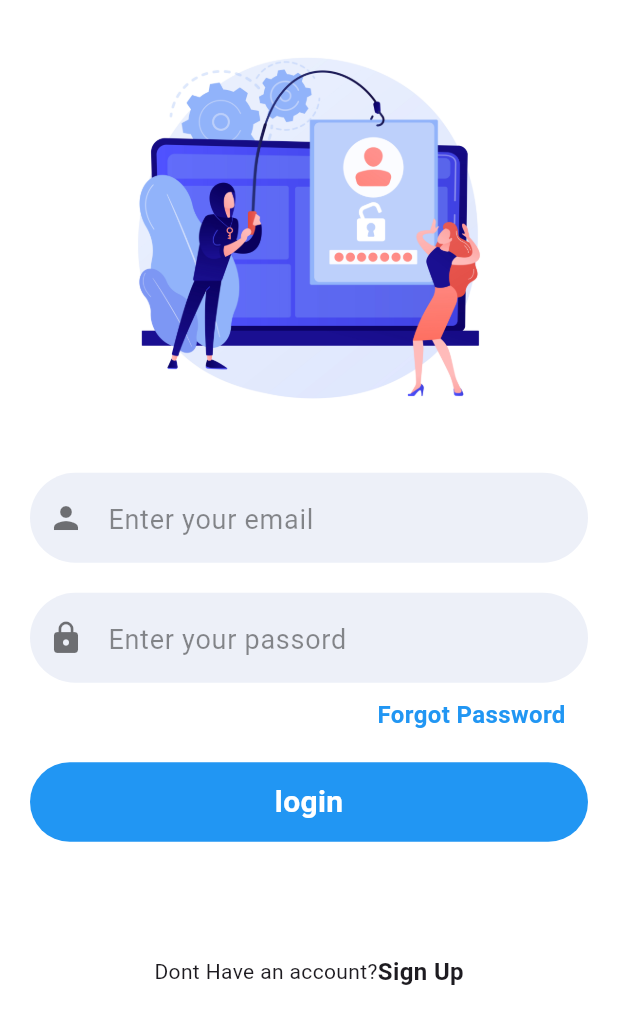
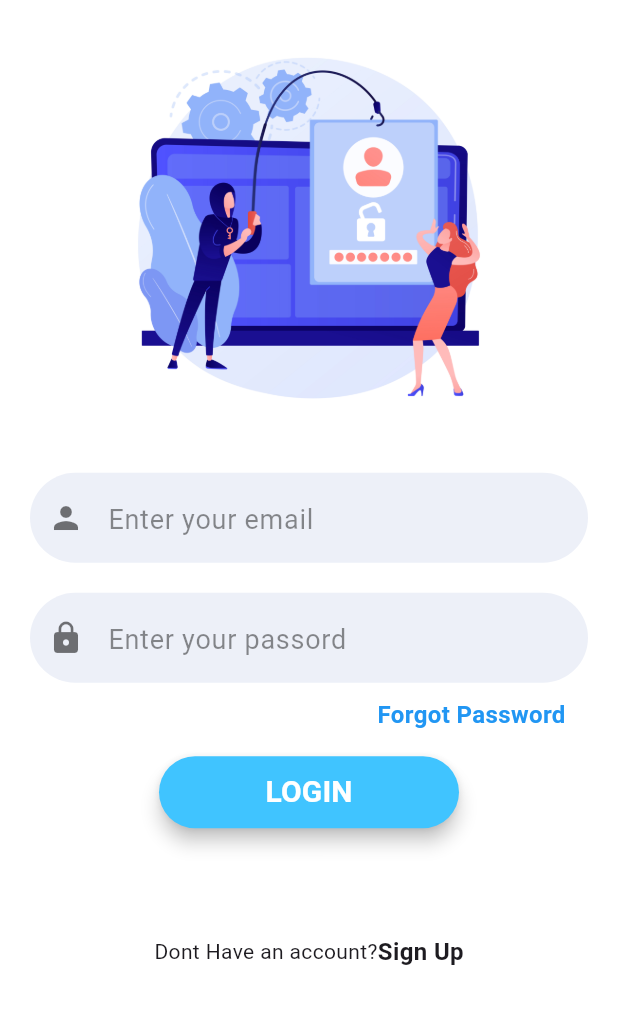
Before and after one commit to Hirooo17/go_parent, a Flutter app: the screen it shows after launch, after a tap on "LOGOUT", on a phone screen of 412 x 824 dp. Shown: the top 1024 px of the screen. Run offline on Flutter 3.47's test engine with Material 3 defaults, Android fonts, the light colour scheme and no system bars; our stand-ins replace cloud_firestore, firebase_auth, firebase_core, get; accounts and stored records are empty.

Commit message:
add routing to main/button widget/app icons/refactored file names

```diff
--- a/lib/LoginPage/login.dart
+++ b/lib/LoginPage/login_screen.dart
@@ -1,17 +1,16 @@
 // ignore_for_file: prefer_const_constructors, sort_child_properties_last, duplicate_import
 
 import 'package:flutter/material.dart';
-import 'package:go_parent/LoginPage/signup.dart';
-import 'package:go_parent/Screen/HomeScree.dart';
+import 'package:go_parent/LoginPage/signup_screen.dart';
+import 'package:go_parent/Screen/home_screen.dart';
+import 'package:go_parent/Widgets/RoundedButton.dart';
+import 'package:go_parent/Widgets/snackbar.dart';
 import 'package:go_parent/Widgets/text_field.dart';
-import 'package:go_parent/Widgets/text_field.dart';
-import 'package:go_parent/Widgets/button.dart';
 import 'package:go_parent/authentication/auth.dart';
-import 'package:go_parent/Widgets/snackbar.dart';
-import 'package:go_parent/Widgets/responsive.dart';
 
 class LoginPage extends StatefulWidget {
   const LoginPage({super.key});
+  static String id = 'login_screen';
 
   @override
   State<LoginPage> createState() => _LoginPageState();
@@ -21,7 +20,6 @@ class _LoginPageState extends State<LoginPage> {
   final TextEditingController emailController = TextEditingController();
   final TextEditingController passwordController = TextEditingController();
   bool isLoading = false;
-
 
   @override
   void dispose() {
@@ -89,8 +87,6 @@ class _LoginPageState extends State<LoginPage> {
                 hintText: 'Enter your email',
                 textInputType: TextInputType.text),
 
-
-
             TextFieldInput(
               icon: Icons.lock,
               textEditingController: passwordController,
@@ -104,24 +100,38 @@ class _LoginPageState extends State<LoginPage> {
               padding: const EdgeInsets.symmetric(horizontal: 35),
               child: Align(
                 alignment: Alignment.centerRight,
-                child: Text("Forgot Password", style: TextStyle(fontWeight: FontWeight.bold, fontSize: 16, color: Colors.blue),),),
+                child: Text(
+                  "Forgot Password",
+                  style: TextStyle(
+                      fontWeight: FontWeight.bold,
+                      fontSize: 16,
+                      color: Colors.blue),
+                ),
+              ),
             ),
 
-
             // bypass added for debugging purposes
-            MyButtons(onTap: byPass, text: "login"),
-            SizedBox(height: height/15),
+            RoundedButton(
+                title: "LOGIN",
+                color: Colors.lightBlueAccent,
+                onPressed: byPass),
+            SizedBox(height: height / 15),
             Row(
               mainAxisAlignment: MainAxisAlignment.center,
               children: [
                 Text("Dont Have an account?"),
-              GestureDetector(onTap: (){
-              Navigator.push(context, MaterialPageRoute(builder: (context) => Signup()));
-
-              },child: Text("Sign Up", style: TextStyle(fontWeight: FontWeight.bold, fontSize: 16),),)
+                GestureDetector(
+                  onTap: () {
+                    Navigator.push(context,
+                        MaterialPageRoute(builder: (context) => Signup()));
+                  },
+                  child: Text(
+                    "Sign Up",
+                    style: TextStyle(fontWeight: FontWeight.bold, fontSize: 16),
+                  ),
+                )
               ],
             )
-
 
             //text field
           ],
@@ -129,4 +139,4 @@ class _LoginPageState extends State<LoginPage> {
       )),
     );
   }
-}// login pageu i
+} // login pageu i
--- a/lib/LoginPage/signup.dart
+++ b/lib/LoginPage/signup_screen.dart
@@ -1,14 +1,15 @@
 import 'package:flutter/material.dart';
-import 'package:go_parent/LoginPage/login.dart';
-import 'package:go_parent/Screen/HomeScree.dart';
+import 'package:go_parent/LoginPage/login_screen.dart';
+import 'package:go_parent/Screen/home_screen.dart';
+import 'package:go_parent/Widgets/button.dart';
+import 'package:go_parent/Widgets/responsive.dart';
+import 'package:go_parent/Widgets/snackbar.dart';
 import 'package:go_parent/Widgets/text_field.dart';
-import 'package:go_parent/Widgets/button.dart';
-import 'package:go_parent/Widgets/snackbar.dart';
 import 'package:go_parent/authentication/auth.dart';
-import 'package:go_parent/Widgets/responsive.dart';
 
 class Signup extends StatefulWidget {
   const Signup({super.key});
+  static String id = 'signup_screen';
 
   @override
   State<Signup> createState() => _SignupState();
@@ -83,7 +84,8 @@ class _SignupState extends State<Signup> {
                 SizedBox(
                   width: MediaQuery.of(context).size.width > 600
                       ? MediaQuery.of(context).size.width * 0.4 // Desktop
-                      : MediaQuery.of(context).size.width * 0.9, // 90% of the screen width
+                      : MediaQuery.of(context).size.width *
+                          0.9, // 90% of the screen width
                   height: MediaQuery.of(context).size.height /
                       2.5, // A proportion of screen height
                   child: Image.asset(
--- a/lib/Screen/HomeScree.dart
+++ b/lib/Screen/home_screen.dart
@@ -1,11 +1,11 @@
 import 'package:flutter/material.dart';
 import 'package:get/get.dart';
-import 'package:go_parent/Screen/logout.dart';
+import 'package:go_parent/Screen/profile_screen.dart';
 import 'package:go_parent/Widgets/side_menu.dart';
-import 'package:go_parent/authentication/auth.dart';
 
 class Homescreen extends StatefulWidget {
   const Homescreen({super.key});
+  static String id = 'home_screen';
 
   @override
   State<Homescreen> createState() => _HomescreenState();
--- a/lib/Screen/logout.dart
+++ b/lib/Screen/profile_screen.dart
@@ -1,10 +1,11 @@
 import 'package:flutter/material.dart';
-import 'package:go_parent/LoginPage/login.dart';
+import 'package:go_parent/LoginPage/login_screen.dart';
 import 'package:go_parent/Widgets/button.dart';
 import 'package:go_parent/authentication/auth.dart';
 
 class Logout extends StatefulWidget {
   const Logout({super.key});
+  static String id = 'profile_screen';
 
   @override
   State<Logout> createState() => _LogoutState();
--- /dev/null
+++ b/lib/Widgets/RoundedButton.dart
@@ -0,0 +1,38 @@
+import 'package:flutter/material.dart';
+
+class RoundedButton extends StatelessWidget {
+  const RoundedButton(
+      {super.key,
+      required this.title,
+      required this.color,
+      required this.onPressed});
+
+  final Color color;
+  final String title;
+  final VoidCallback onPressed;
+
+  @override
+  Widget build(BuildContext context) {
+    return Padding(
+      padding: EdgeInsets.symmetric(vertical: 16.0),
+      child: Material(
+        elevation: 5.0,
+        color: color,
+        borderRadius: BorderRadius.circular(30.0),
+        child: MaterialButton(
+          onPressed: onPressed,
+          minWidth: 200.0,
+          height: 42.0,
+          child: Text(
+            title,
+            style: const TextStyle(
+              fontSize: 20,
+              color: Colors.white,
+              fontWeight: FontWeight.bold,
+            ),
+          ),
+        ),
+      ),
+    );
+  }
+}
--- a/lib/Widgets/button.dart
+++ b/lib/Widgets/button.dart
@@ -3,6 +3,7 @@ import 'package:flutter/material.dart';
 class MyButtons extends StatelessWidget {
   final VoidCallback onTap;
   final String text;
+
   const MyButtons({
     super.key,
     required this.onTap,
@@ -21,7 +22,7 @@ class MyButtons extends StatelessWidget {
           decoration: const ShapeDecoration(
               shape: RoundedRectangleBorder(
                 borderRadius: BorderRadius.all(
-                  Radius.circular(30),
+                  Radius.circular(31),
                 ),
               ),
               color: Colors.blue),
--- a/lib/main.dart
+++ b/lib/main.dart
@@ -1,12 +1,16 @@
 // ignore_for_file: unused_import
 
 import 'package:firebase_auth/firebase_auth.dart';
+import 'package:firebase_core/firebase_core.dart';
 import 'package:flutter/material.dart';
-import 'package:go_parent/LoginPage/login.dart';
-import 'package:firebase_core/firebase_core.dart';
-import 'package:go_parent/Screen/HomeScree.dart';
+import 'package:go_parent/LoginPage/login_screen.dart';
+import 'package:go_parent/LoginPage/signup_screen.dart';
+import 'package:go_parent/Screen/home_screen.dart';
+import 'package:go_parent/Screen/profile_screen.dart';
 import 'package:go_parent/Widgets/side_menu.dart';
+
 import 'firebase_options.dart';
+
 void main() async {
   WidgetsFlutterBinding.ensureInitialized();
   await Firebase.initializeApp(
@@ -15,10 +19,8 @@ void main() async {
   runApp(const MyApp());
 }
 
-
 class MyApp extends StatelessWidget {
   const MyApp({super.key});
-
 
   @override
   Widget build(BuildContext context) {
@@ -26,13 +28,16 @@ class MyApp extends StatelessWidget {
         debugShowCheckedModeBanner: false,
         title: 'Flutter Demo',
         theme: ThemeData(
-
           colorScheme: ColorScheme.fromSeed(seedColor: Colors.deepPurple),
           useMaterial3: true,
         ),
-      home: Homescreen(),
-
-
+        initialRoute: Homescreen.id,
+        routes: {
+          Homescreen.id: (context) => Homescreen(),
+          LoginPage.id: (context) => LoginPage(),
+          Signup.id: (context) => Signup(),
+          Logout.id: (context) => Logout(),
+        }
         // StreamBuilder(stream: FirebaseAuth.instance.authStateChanges(), builder: (context, snapshot){
         //  if (snapshot.hasData){
         //     return Homescreen();
```
Also changed, not shown: pubspec.yaml (+0 -68 lines), 43 other files. Lines whose indentation alone changed are shown as unchanged.
